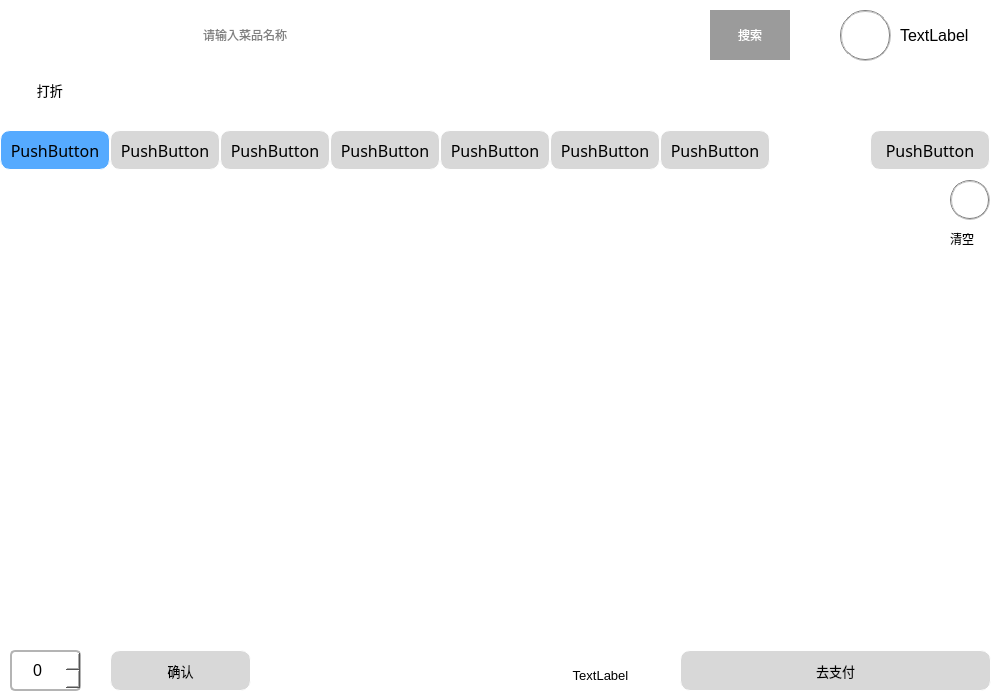
This is Form/order.ui in lyh9909/OrderSystem as Qt 5 draws it before an edit. The edited form follows.
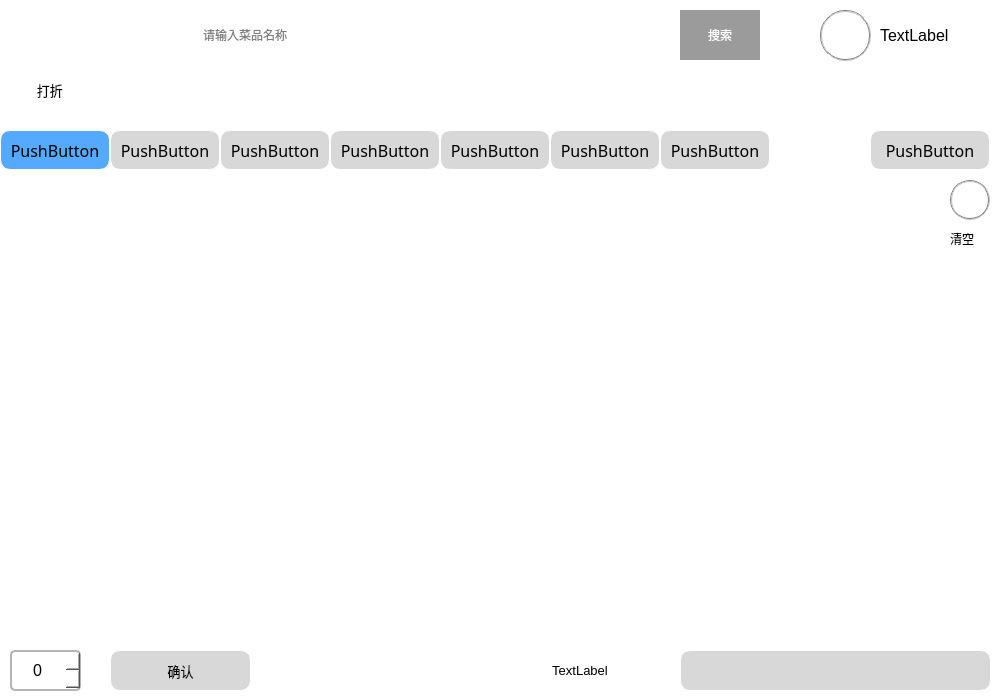
This is the edited form. Icons and pictures are not drawn.

```diff
--- a/Form/order.ui
+++ b/Form/order.ui
@@ -204,7 +204,7 @@
     <rect>
      <x>200</x>
      <y>0</y>
-     <width>500</width>
+     <width>470</width>
      <height>70</height>
     </rect>
    </property>
@@ -229,7 +229,7 @@
   <widget class="QPushButton" name="searchBtn">
    <property name="geometry">
     <rect>
-     <x>700</x>
+     <x>670</x>
      <y>0</y>
      <width>100</width>
      <height>70</height>
@@ -276,7 +276,7 @@
 }</string>
    </property>
    <property name="text">
-    <string>去支付</string>
+    <string/>
    </property>
   </widget>
   <widget class="QSpinBox" name="spinNum">
@@ -371,10 +371,10 @@
   <widget class="QLabel" name="discountPay">
    <property name="geometry">
     <rect>
-     <x>550</x>
-     <y>660</y>
-     <width>101</width>
-     <height>31</height>
+     <x>480</x>
+     <y>650</y>
+     <width>200</width>
+     <height>40</height>
     </rect>
    </property>
    <property name="font">
@@ -529,9 +529,9 @@
   <widget class="QLabel" name="UserName">
    <property name="geometry">
     <rect>
-     <x>900</x>
+     <x>880</x>
      <y>20</y>
-     <width>91</width>
+     <width>100</width>
      <height>30</height>
     </rect>
    </property>
@@ -563,7 +563,7 @@
   <widget class="QPushButton" name="userBtn">
    <property name="geometry">
     <rect>
-     <x>840</x>
+     <x>820</x>
      <y>10</y>
      <width>51</width>
      <height>51</height>
```
